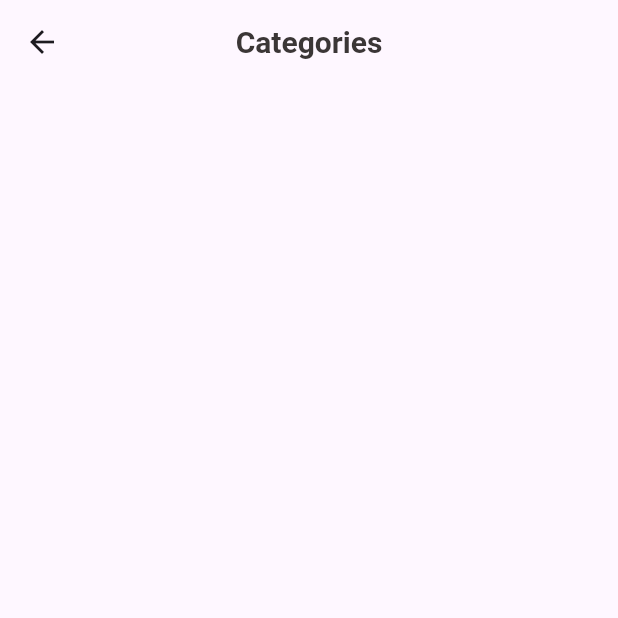
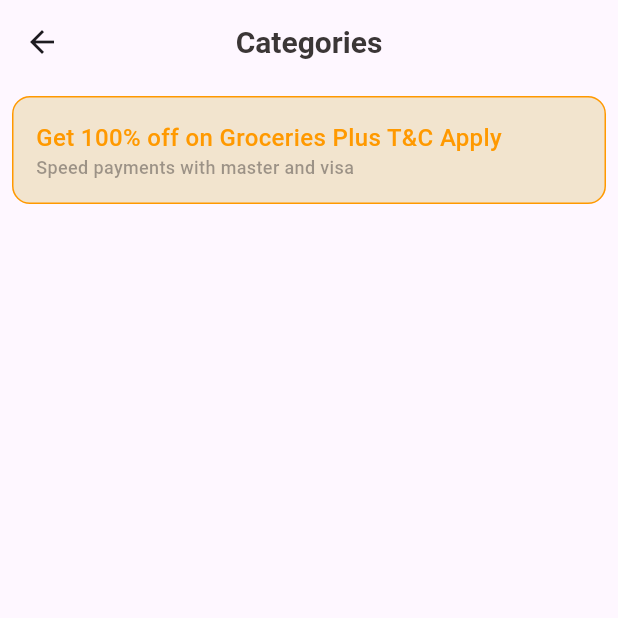
Before and after one commit to dulakshirb/flutter_grocery, a Flutter app: the screen it shows after launch, on a phone screen of 412 x 824 dp, the top half of it. Run offline on Flutter 3.47's test engine with Material 3 defaults, Android fonts, the phone set to English and light mode, and no system bars.

Commit message:
Notification card ui design ✅

```diff
--- a/lib/pages/category_page/category_page.dart
+++ b/lib/pages/category_page/category_page.dart
@@ -1,4 +1,5 @@
 import 'package:flutter/material.dart';
+import 'package:flutter_grocery/widgets/shared/notification_card.dart';
 
 class CategoryPage extends StatelessWidget {
   const CategoryPage({super.key});
@@ -18,6 +19,14 @@ class CategoryPage extends StatelessWidget {
         ),
         centerTitle: true,
       ),
+      body: SingleChildScrollView(
+        child: Padding(
+          padding: EdgeInsets.all(8),
+          child: Column(
+            children: [NotificationCard()],
+          ),
+        ),
+      ),
     );
   }
 }
--- /dev/null
+++ b/lib/widgets/shared/notification_card.dart
@@ -0,0 +1,44 @@
+import 'package:flutter/material.dart';
+
+class NotificationCard extends StatelessWidget {
+  const NotificationCard({super.key});
+
+  @override
+  Widget build(BuildContext context) {
+    return Container(
+      width: double.infinity,
+      decoration: BoxDecoration(
+        borderRadius: BorderRadius.circular(12),
+        color: Color(0xFFF2E4CE),
+        border: Border.all(
+          color: Color(0xFFFF9900),
+          width: 1,
+        ),
+      ),
+      child: Padding(
+        padding: EdgeInsets.all(15),
+        child: Column(
+          crossAxisAlignment: CrossAxisAlignment.start,
+          children: [
+            Text(
+              'Get 100% off on Groceries Plus T&C Apply',
+              style: TextStyle(
+                color: Color(0xFFFF9900),
+                fontSize: 16,
+                fontWeight: FontWeight.w500,
+              ),
+            ),
+            Text(
+              'Speed payments with master and visa',
+              style: TextStyle(
+                color: Color(0xFF3B3636).withValues(alpha: .47),
+                fontSize: 12,
+                fontWeight: FontWeight.w500,
+              ),
+            ),
+          ],
+        ),
+      ),
+    );
+  }
+}
```
